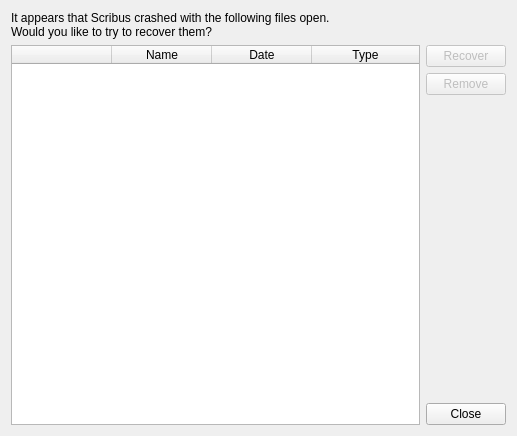
Qt form scribus/ui/recoverdialog.ui (scribusproject/scribus) before a commit.
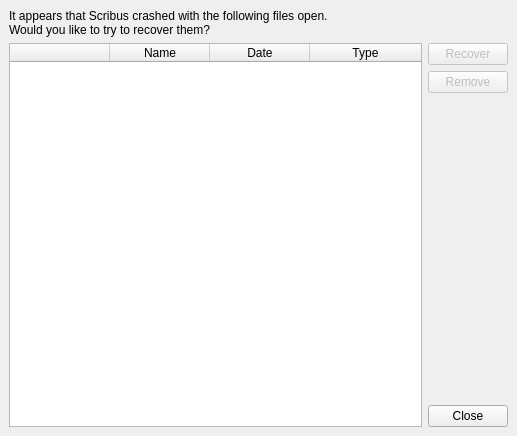
The same form after that commit.

Commit message: #16465: Unify margins and spacing for dialogs, set 5 <bubu>

```diff
--- a/scribus/ui/recoverdialog.ui
+++ b/scribus/ui/recoverdialog.ui
@@ -17,6 +17,18 @@
    <string>Crash Recovery</string>
   </property>
   <layout class="QVBoxLayout" name="verticalLayout_2">
+   <property name="leftMargin">
+    <number>9</number>
+   </property>
+   <property name="topMargin">
+    <number>9</number>
+   </property>
+   <property name="rightMargin">
+    <number>9</number>
+   </property>
+   <property name="bottomMargin">
+    <number>9</number>
+   </property>
    <item>
     <widget class="QLabel" name="label">
      <property name="text">
```
The commit also changes 7 other files.
